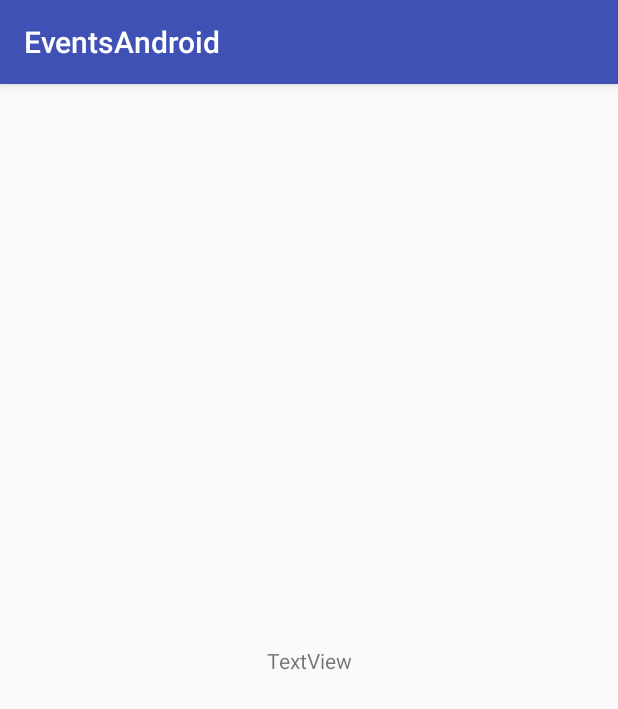
After one commit to iWebsapp/EnventsAndroid, an Android app: the CreateAccount screen opened directly, with no data from a screen before it, on a phone screen of 412 x 824 dp. The commit adds this screen. Shown: the top 709 px of the screen. Run offline under Robolectric (Android 15) with nearby library versions, the phone set to English and light mode, and no system bars.

Commit message:
create account

```diff
--- a/app/build.gradle
+++ b/app/build.gradle
@@ -4,7 +4,7 @@ apply plugin: 'io.fabric'
 android {
     compileSdkVersion 28
     defaultConfig {
-        applicationId "com.example.mireya.eventsandroid"
+        applicationId "com.mireya.eventsandroid"
         minSdkVersion 24
         targetSdkVersion 28
         versionCode 1
--- a/app/src/main/java/com/example/mireya/eventsandroid/MainActivity.java
+++ b/app/src/main/java/com/mireya/eventsandroid/MainActivity.java
@@ -1,4 +1,4 @@
-package com.example.mireya.eventsandroid;
+package com.mireya.eventsandroid;
 
 import android.support.v7.app.AppCompatActivity;
 import android.os.Bundle;
@@ -6,6 +6,8 @@ import android.view.View;
 import android.widget.Button;
 
 import com.crashlytics.android.Crashlytics;
+import com.example.mireya.eventsandroid.R;
+
 import io.fabric.sdk.android.Fabric;
 
 public class MainActivity extends AppCompatActivity {
@@ -18,7 +20,7 @@ public class MainActivity extends AppCompatActivity {
         Fabric.with(this, new Crashlytics());
         setContentView(R.layout.activity_main);
 
-        //btn = findViewById(R.id.button);
+        btn = findViewById(R.id.button);
         btn.setOnClickListener(new View.OnClickListener() {
             @Override
             public void onClick(View view) {
--- /dev/null
+++ b/app/src/main/java/com/mireya/eventsandroid/domain/account/create/interactor/CreateAccountInteractor.java
@@ -0,0 +1,4 @@
+package com.mireya.eventsandroid.domain.account.create.interactor;
+
+public interface CreateAccountInteractor {
+}
--- /dev/null
+++ b/app/src/main/java/com/mireya/eventsandroid/domain/account/create/interactor/CreateAccountInteractorImpl.java
@@ -0,0 +1,11 @@
+package com.mireya.eventsandroid.domain.account.create.interactor;
+
+import com.mireya.eventsandroid.domain.account.create.presenter.CreateAccountPresenter;
+
+public class CreateAccountInteractorImpl implements CreateAccountInteractor {
+    private CreateAccountPresenter presenter;
+
+    public CreateAccountInteractorImpl(CreateAccountPresenter presenter) {
+        this.presenter = presenter;
+    }
+}
--- /dev/null
+++ b/app/src/main/java/com/mireya/eventsandroid/domain/account/create/presenter/CreateAccountPresenter.java
@@ -0,0 +1,7 @@
+package com.mireya.eventsandroid.domain.account.create.presenter;
+
+import com.mireya.eventsandroid.domain.account.create.view.CreateAccountView;
+
+public interface CreateAccountPresenter extends CreateAccountView {
+
+}
--- /dev/null
+++ b/app/src/main/java/com/mireya/eventsandroid/domain/account/create/presenter/CreateAccountPresenterImpl.java
@@ -0,0 +1,15 @@
+package com.mireya.eventsandroid.domain.account.create.presenter;
+
+import com.mireya.eventsandroid.domain.account.create.interactor.CreateAccountInteractor;
+import com.mireya.eventsandroid.domain.account.create.interactor.CreateAccountInteractorImpl;
+import com.mireya.eventsandroid.domain.account.create.view.CreateAccountView;
+
+public class CreateAccountPresenterImpl implements CreateAccountPresenter{
+    private CreateAccountInteractor interactor;
+    private CreateAccountView view;
+
+    public CreateAccountPresenterImpl(CreateAccountView view) {
+        this.view = view;
+        interactor = new CreateAccountInteractorImpl(this);
+    }
+}
--- /dev/null
+++ b/app/src/main/java/com/mireya/eventsandroid/domain/account/create/view/CreateAccount.java
@@ -0,0 +1,28 @@
+package com.mireya.eventsandroid.domain.account.create.view;
+
+import android.support.v7.app.AppCompatActivity;
+import android.os.Bundle;
+
+import com.example.mireya.eventsandroid.R;
+import com.mireya.eventsandroid.domain.account.create.presenter.CreateAccountPresenter;
+import com.mireya.eventsandroid.domain.account.create.presenter.CreateAccountPresenterImpl;
+
+public class CreateAccount extends AppCompatActivity implements CreateAccountView {
+    private CreateAccountPresenter presenter;
+
+    @Override
+    protected void onCreate(Bundle savedInstanceState) {
+        super.onCreate(savedInstanceState);
+        setContentView(R.layout.activity_create_account);
+        setUpVariable();
+        setUpView();
+    }
+
+    private void setUpVariable() {
+        if (presenter == null) {
+            presenter = new CreateAccountPresenterImpl(this);
+        }
+    }
+    private void setUpView() {
+    }
+}
--- /dev/null
+++ b/app/src/main/java/com/mireya/eventsandroid/domain/account/create/view/CreateAccountView.java
@@ -0,0 +1,4 @@
+package com.mireya.eventsandroid.domain.account.create.view;
+
+public interface CreateAccountView {
+}
--- /dev/null
+++ b/app/src/main/res/layout/activity_create_account.xml
@@ -0,0 +1,18 @@
+<?xml version="1.0" encoding="utf-8"?>
+<android.support.constraint.ConstraintLayout xmlns:android="http://schemas.android.com/apk/res/android"
+    xmlns:app="http://schemas.android.com/apk/res-auto"
+    xmlns:tools="http://schemas.android.com/tools"
+    android:layout_width="match_parent"
+    android:layout_height="match_parent"
+    tools:context="com.mireya.eventsandroid.domain.account.create.view.CreateAccount">
+
+    <TextView
+        android:id="@+id/textView"
+        android:layout_width="wrap_content"
+        android:layout_height="wrap_content"
+        android:text="TextView"
+        app:layout_constraintBottom_toBottomOf="parent"
+        app:layout_constraintEnd_toEndOf="parent"
+        app:layout_constraintStart_toStartOf="parent"
+        app:layout_constraintTop_toTopOf="parent" />
+</android.support.constraint.ConstraintLayout>
```
Also changed, not shown: app/src/main/AndroidManifest.xml (+6 -3 lines), 4 other files.
